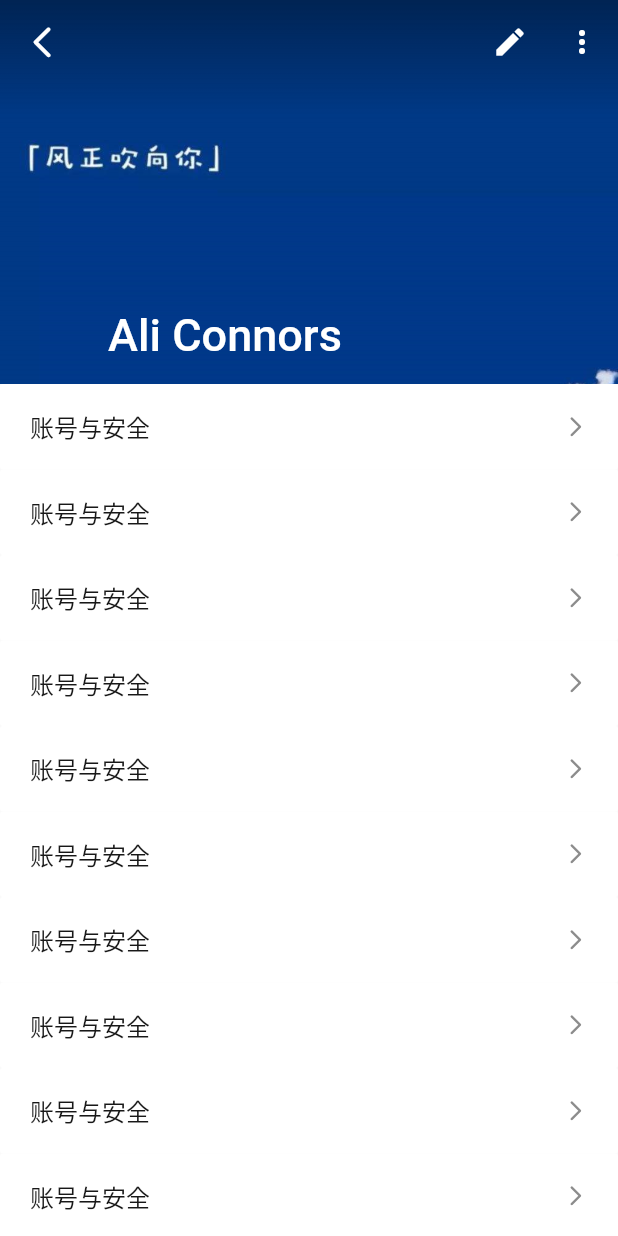
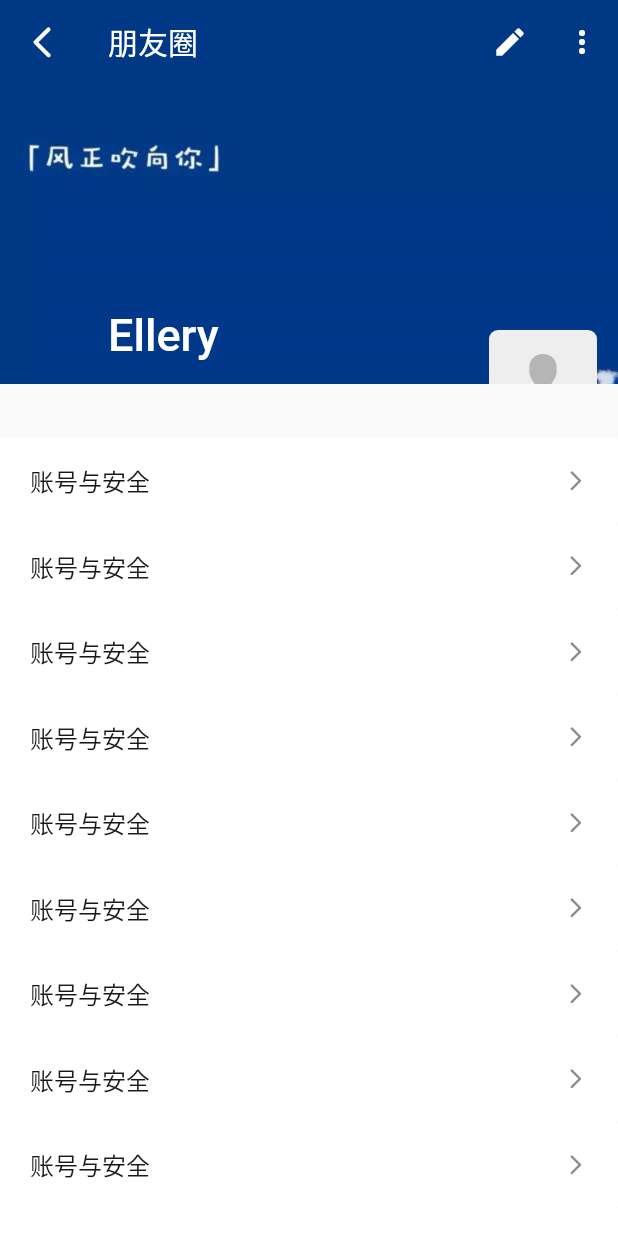
Before and after one commit to chromon/lophornis, a Flutter app: the MomentsPage screen opened by its route, on a phone screen of 412 x 824 dp. Run offline on Flutter 3.47's test engine with Material 2 defaults, Android fonts, the phone set to English and light mode, and no system bars.

Commit message:
style: add moment avatar

```diff
--- a/lib/pages/moments/moments_page.dart
+++ b/lib/pages/moments/moments_page.dart
@@ -1,6 +1,7 @@
 import 'package:flutter/material.dart';
 
 import 'package:lophornis/constants/app_constants.dart';
+import 'package:lophornis/constants/app_colors.dart';
 import 'package:lophornis/widget/function_item_widget.dart';
 
 class MomentsPage extends StatefulWidget {
@@ -17,7 +18,13 @@ class _MomentsPageState extends State<MomentsPage> {
 
   @override
   Widget build(BuildContext context) {
-    return Scaffold(
+    return Theme(
+      data: ThemeData(
+        brightness: Brightness.light,
+        primarySwatch: Colors.indigo,
+        platform: Theme.of(context).platform,
+      ),
+      child: Scaffold(
         body: CustomScrollView(
           //没有铺满也可以滑动
           physics: AlwaysScrollableScrollPhysics(),
@@ -37,6 +44,8 @@ class _MomentsPageState extends State<MomentsPage> {
                 },
               ),
               expandedHeight: _appBarHeight,
+              title: Text('朋友圈'),
+              backgroundColor: const Color(AppColors.PrimaryColor),
               pinned: _appBarBehavior == AppBarBehavior.pinned,
               floating: _appBarBehavior == AppBarBehavior.floating || _appBarBehavior == AppBarBehavior.snapping,
               snap: _appBarBehavior == AppBarBehavior.snapping,
@@ -73,8 +82,9 @@ class _MomentsPageState extends State<MomentsPage> {
                 ),
               ],
               flexibleSpace: FlexibleSpaceBar(
-              title: const Text('Ali Connors'),
+                title: const Text('Ellery'),
                 background: Stack(
+                  overflow: Overflow.visible,
                   fit: StackFit.expand,
                   children: <Widget>[
                     Image.asset(
@@ -82,17 +92,19 @@ class _MomentsPageState extends State<MomentsPage> {
                       fit: BoxFit.cover,
                       height: _appBarHeight,
                     ),
-                  // This gradient ensures that the toolbar icons are distinct
-                  // against the background image.
-                  const DecoratedBox(
-                    decoration: BoxDecoration(
-                      gradient: LinearGradient(
-                        begin: Alignment(0.0, -1.0),
-                        end: Alignment(0.0, -0.4),
-                        colors: <Color>[Color(0x60000000), Color(0x00000000)],
+                    Positioned(
+                      right: 14.0,
+                      bottom: -36.0,
+                      child: ClipRRect(
+                        borderRadius: BorderRadius.circular(AppConstants.AvatarRadius),
+                        child: Image.asset(
+                          'assets/images/default_nor_avatar.png',
+                          width: 72.0,
+                          height: 72.0,
                         ),
                       ),
                     ),
+
                   ],
                 ),
               ),
@@ -100,6 +112,10 @@ class _MomentsPageState extends State<MomentsPage> {
             SliverList(
               delegate: SliverChildListDelegate(
                 <Widget>[
+                  Container(
+                    margin: EdgeInsets.only(top: 36.0),
+                    child: Column(
+                      children: <Widget>[
                         FunctionItemWidget(
                           iconPath: '',
                           showAvatar: false,
@@ -178,11 +194,16 @@ class _MomentsPageState extends State<MomentsPage> {
                           title: '账号与安全',
                           onPressed: () {print('点击了账号与安全');},
                         ),
+
+                      ],
+                    ),
+                  ),
                 ]
               ),
             ),
           ],
         ),
+      ),
     );
   }
 }
```
Lines whose indentation alone changed are shown as unchanged.
